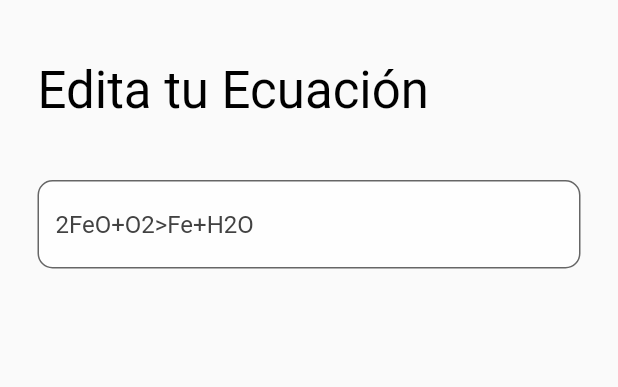
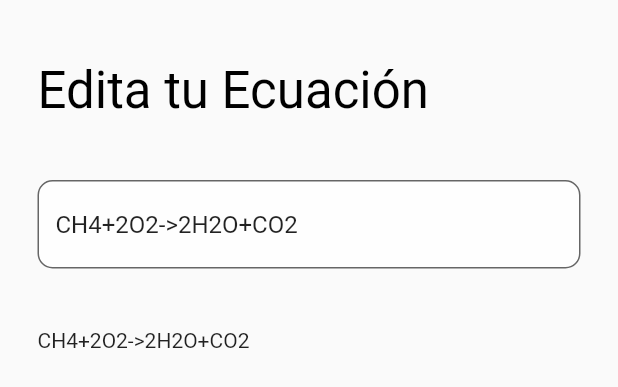
Before and after one commit to baesparza/photochemist, a Flutter app: the InputEquationView widget shown alone on an empty page, opened directly, on a phone screen of 412 x 824 dp. Shown: the top 387 px of the screen. Run offline on Flutter 3.47's test engine with Material 2 defaults, Android fonts, the phone set to English and light mode, and no system bars.

Commit message:
feat(equation): add split string logic

```diff
--- a/lib/screens/home/inputEquationView.dart
+++ b/lib/screens/home/inputEquationView.dart
@@ -1,6 +1,9 @@
 import 'package:flutter/material.dart';
 
 class InputEquationView extends StatelessWidget {
+  /// TODO: temporal var
+  static const testInput = 'CH4+2O2->2H2O+CO2';
+
   const InputEquationView({
     Key key,
   }) : super(key: key);
@@ -16,20 +19,149 @@ class InputEquationView extends StatelessWidget {
             style: Theme.of(context).textTheme.display1.copyWith(color: Colors.black),
           ),
           Container(height: 40),
-          new TextField(
-            decoration: new InputDecoration(
-                border: new OutlineInputBorder(
-                  borderRadius: const BorderRadius.all(
-                    const Radius.circular(10.0),
-                  ),
-                ),
-                filled: true,
-                hintStyle: new TextStyle(color: Colors.grey[800]),
-                hintText: "2FeO+O2>Fe+H2O",
-                fillColor: Colors.white70),
-          ),
+          new EquationInputField(testInput: testInput),
+          Container(height: 40),
+          new EquationDisplayTextMode(equationText: testInput),
         ],
       ),
     );
   }
 }
+
+class EquationInputField extends StatelessWidget {
+  const EquationInputField({
+    Key key,
+    @required this.testInput,
+  }) : super(key: key);
+
+  final String testInput;
+
+  @override
+  Widget build(BuildContext context) {
+    return TextFormField(
+      initialValue: InputEquationView.testInput,
+      keyboardType: TextInputType.text,
+      decoration: InputDecoration(
+        border: OutlineInputBorder(
+          borderRadius: const BorderRadius.all(
+            const Radius.circular(10.0),
+          ),
+        ),
+        filled: true,
+        hintStyle: TextStyle(color: Colors.grey[800]),
+        hintText: "2FeO+O2>Fe+H2O",
+        fillColor: Colors.white70,
+      ),
+    );
+  }
+}
+
+class EquationDisplayTextMode extends StatelessWidget {
+  EquationDisplayTextMode({
+    Key key,
+    @required this.equationText,
+  })  : assert(equationText != null),
+        super(key: key) {
+    Equation e = Equation.fromString(this.equationText);
+    print(this.equationText);
+    print(e.toString());
+  }
+
+// TODO: remove class attribute
+  final String equationText;
+  List<String> parsedEquation = [];
+
+  @override
+  Widget build(BuildContext context) {
+    return Text(InputEquationView.testInput);
+  }
+}
+
+abstract class Operate {
+  String toString();
+  void operate();
+}
+
+class Equation extends Operate {
+  Part reactants;
+  Part products;
+
+  Equation.fromString(String rawEquation) {
+    List<String> data = rawEquation.split(new RegExp(r'([->\,>\,=>])'));
+    if (data.length != 3) return;
+    this.reactants = new Part.fromString(data[0]);
+    this.products = new Part.fromString(data[2]);
+  }
+
+  @override
+  void operate() {
+    // TODO: implement operate
+  }
+
+  @override
+  String toString() {
+    return '${this.reactants.toString()};>;${this.products.toString()}';
+  }
+}
+
+class Part extends Operate {
+  List<Compound> compounds = [];
+
+  Part.fromString(String rawPart) {
+    rawPart.split(new RegExp(r'([+])')).forEach((c) {
+      this.compounds.insert(this.compounds.length, new Compound.fromString(c));
+    });
+  }
+
+  @override
+  void operate() {
+    // TODO: implement operate
+  }
+
+  @override
+  String toString() {
+    String res = '';
+    for (var i = 0; i < compounds.length; i++) {
+      if (i > 0) res = '${res};+;';
+      res = '${res}${compounds[i].toString()}';
+    }
+    return res;
+  }
+}
+
+class Compound extends Operate {
+  int numberOfMoleculesOfCompound = 1;
+  List<String> elements = [];
+  Compound.fromString(String rawCompound) {
+    do {
+      int indexOfLastCapitalLetter = rawCompound.lastIndexOf(new RegExp(r'([A-Z])'));
+      if (indexOfLastCapitalLetter <= 0) {
+        /// validate if not number to be added
+        int tempNumber = int.tryParse(rawCompound);
+        if (tempNumber == null)
+          elements.insert(0, rawCompound);
+        else
+          numberOfMoleculesOfCompound = tempNumber;
+        break;
+      }
+      elements.insert(0, rawCompound.substring(indexOfLastCapitalLetter));
+      rawCompound = rawCompound.substring(0, indexOfLastCapitalLetter);
+    } while (true);
+  }
+
+  @override
+  void operate() {
+    // TODO: implement operate
+  }
+
+  @override
+  String toString() {
+    String res =
+        (this.numberOfMoleculesOfCompound == 1) ? '' : '${this.numberOfMoleculesOfCompound};';
+    for (var i = 0; i < elements.length; i++) {
+      res = '${res}${elements[i]}';
+      if (i != elements.length - 1) res += ';';
+    }
+    return res;
+  }
+}
```
